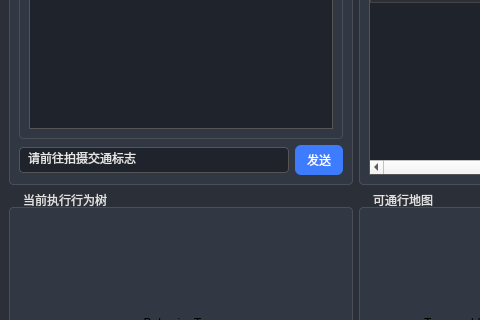
First picture: the form in app/window.ui, repository xyyandhtl/EmbodiedGenAgent, before the edit; both pictures show x 0 to 480 and y 320 to 640 of the 1150 by 790 pixel window.
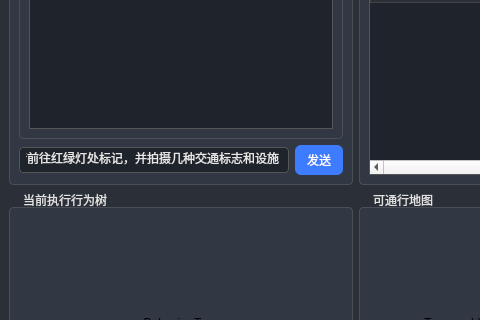
Second picture: the form after the edit.

Patch:
```diff
--- a/app/window.ui
+++ b/app/window.ui
@@ -178,7 +178,7 @@
          <item>
           <widget class="QLineEdit" name="instructionEdit">
            <property name="text">
-            <string>请前往拍摄交通标志</string>
+            <string>请前往红绿灯处标记，并拍摄几种交通标志和设施</string>
            </property>
            <property name="placeholderText">
             <string>输入指令...</string>
```
